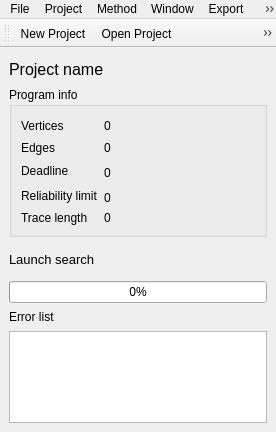
Before: the Qt Designer form src/SchedulerGUI/Windows/MainWindow.ui in DanielZorin/movepoint, drawn with Qt 5.
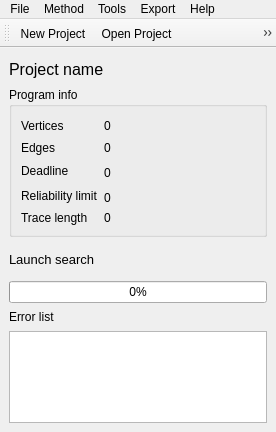
After: the same form once the commit is applied. Icons and pictures are not drawn.

The edit to the form file:
```diff
--- a/src/SchedulerGUI/Windows/MainWindow.ui
+++ b/src/SchedulerGUI/Windows/MainWindow.ui
@@ -501,7 +501,7 @@
    </widget>
    <widget class="QMenu" name="menuWindow" >
     <property name="title" >
-     <string>Window</string>
+     <string>Tools</string>
     </property>
     <addaction name="actionLanguage" />
    </widget>
@@ -512,12 +512,6 @@
     <addaction name="actionContents" />
     <addaction name="actionAbout" />
    </widget>
-   <widget class="QMenu" name="menuProject" >
-    <property name="title" >
-     <string>Project</string>
-    </property>
-    <addaction name="actionGenerate_Random_System" />
-   </widget>
    <widget class="QMenu" name="menuExport" >
     <property name="title" >
      <string>Export</string>
@@ -527,7 +521,6 @@
     <addaction name="actionGenerate_Code" />
    </widget>
    <addaction name="menuFile" />
-   <addaction name="menuProject" />
    <addaction name="menuMethod" />
    <addaction name="menuWindow" />
    <addaction name="menuExport" />
```
Left out of the diff: 45 changed lines with no effect on the pictures.
